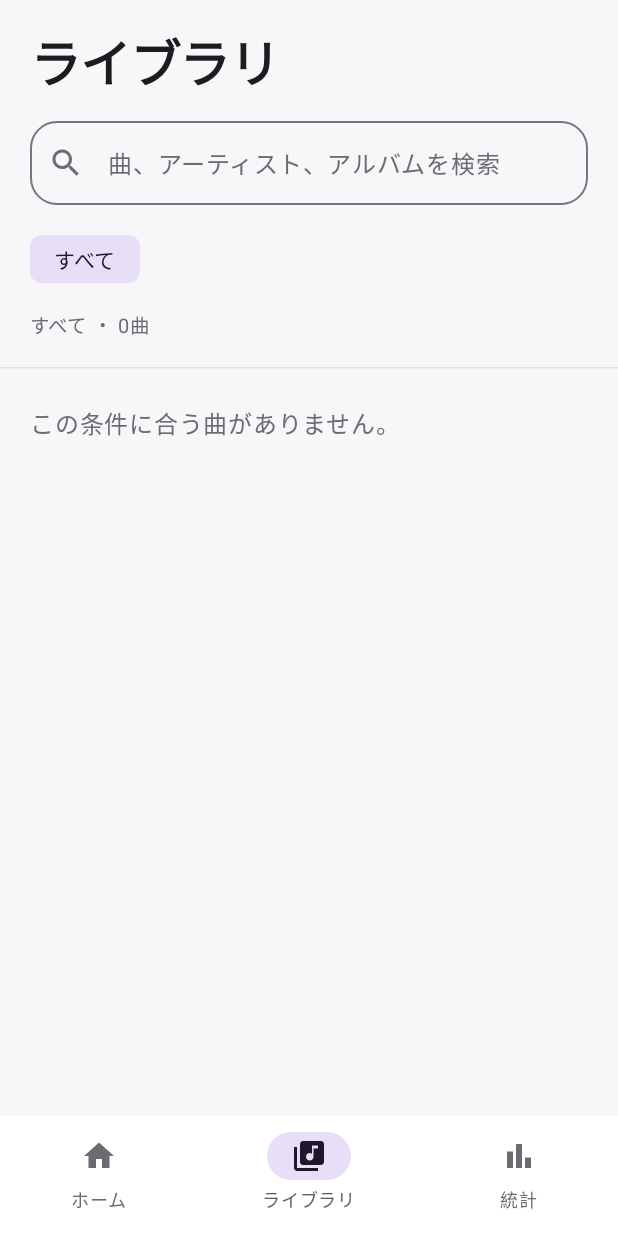
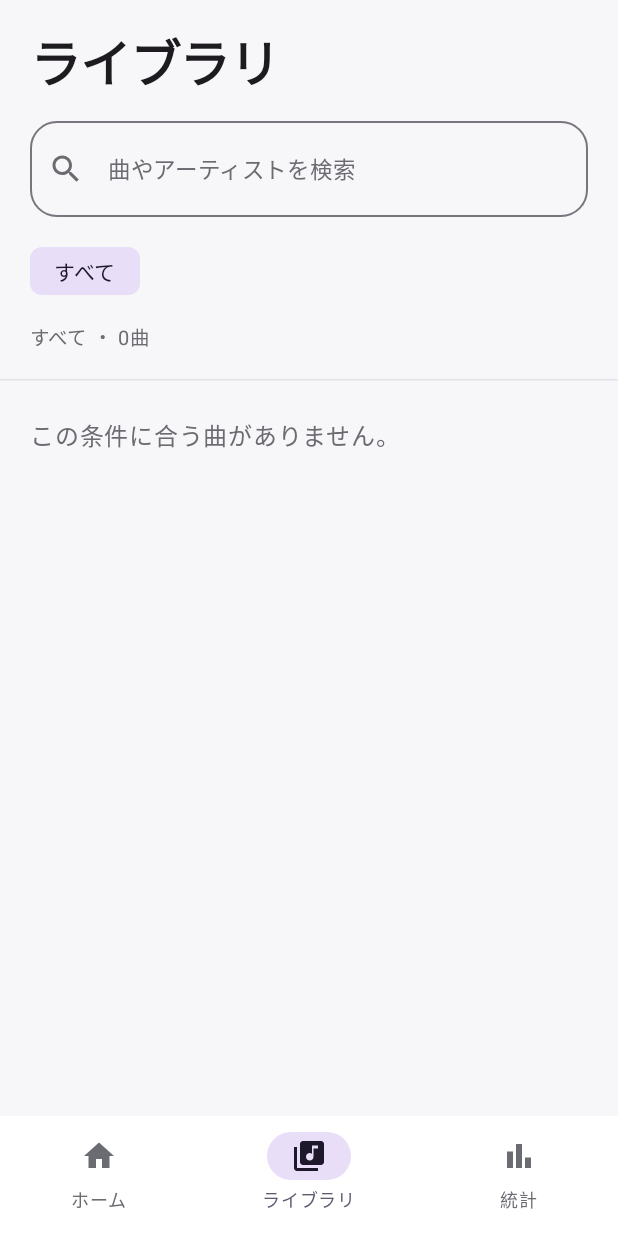
Before and after one commit to taichiro20100723-droid/curvepress-studio, an Android app built with Jetpack Compose: the screen it shows after launch (MainActivity), item 2 of the bottom bar chosen, on a phone screen of 412 x 824 dp. Run offline under Robolectric (Android 15) with nearby library versions, the light colour scheme and no system bars.

Commit message:
Tighten library search and make recommendation play button visible

```diff
--- a/walkman-player/app/build.gradle.kts
+++ b/walkman-player/app/build.gradle.kts
@@ -12,8 +12,8 @@ android {
         applicationId = "com.egtgpt.musewalk.player"
         minSdk = 28
         targetSdk = 35
-        versionCode = 10
-        versionName = "0.5.5"
+        versionCode = 11
+        versionName = "0.5.6"
     }
 
     buildFeatures { compose = true }
--- a/walkman-player/app/src/main/java/com/egtgpt/musewalk/MainActivity.kt
+++ b/walkman-player/app/src/main/java/com/egtgpt/musewalk/MainActivity.kt
@@ -507,7 +507,7 @@ private fun HeroRecommendation(item: RecommendedTrack?, onPlay: () -> Unit) {
         Box(
             Modifier
                 .fillMaxWidth()
-                .height(if (compact) 184.dp else 250.dp)
+                .height(if (compact) 220.dp else 250.dp)
                 .background(
                     Brush.linearGradient(
                         listOf(Color(0xFF232526), Color(0xFF5D5D62), Color(0xFF1B1B1D))
@@ -646,15 +646,27 @@ private fun LibraryScreen(ui: HomeUiState, vm: MainViewModel, modifier: Modifier
                         )
                     }
                 } else {
-                    Text("ライブラリ", style = MaterialTheme.typography.headlineLarge)
+                    Text(
+                        "ライブラリ",
+                        style = MaterialTheme.typography.headlineLarge,
+                        fontSize = if (compact) 25.sp else MaterialTheme.typography.headlineLarge.fontSize
+                    )
                     Spacer(Modifier.height(if (compact) 8.dp else 14.dp))
                     OutlinedTextField(
                         value = ui.searchQuery,
                         onValueChange = vm::search,
-                        modifier = Modifier.fillMaxWidth(),
+                        modifier = Modifier.fillMaxWidth().height(if (compact) 56.dp else 64.dp),
                         singleLine = true,
                         shape = RoundedCornerShape(18.dp),
-                        placeholder = { Text("曲、アーティスト、アルバムを検索") },
+                        textStyle = androidx.compose.ui.text.TextStyle(fontSize = if (compact) 14.sp else 16.sp),
+                        placeholder = {
+                            Text(
+                                "曲やアーティストを検索",
+                                fontSize = if (compact) 13.sp else 15.sp,
+                                maxLines = 1,
+                                overflow = TextOverflow.Ellipsis
+                            )
+                        },
                         leadingIcon = { Icon(Icons.Default.Search, null) }
                     )
                 }
```
